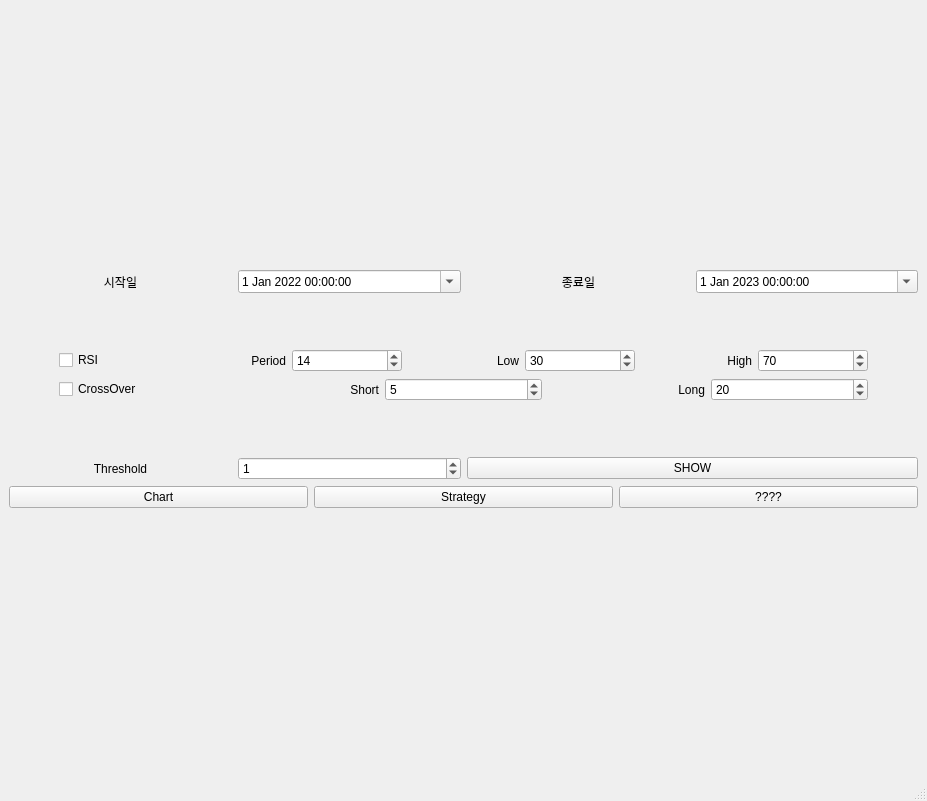
This is strategy-ui.ui in annakky/moneyMoney as Qt 5 draws it before an edit. The edited form follows.
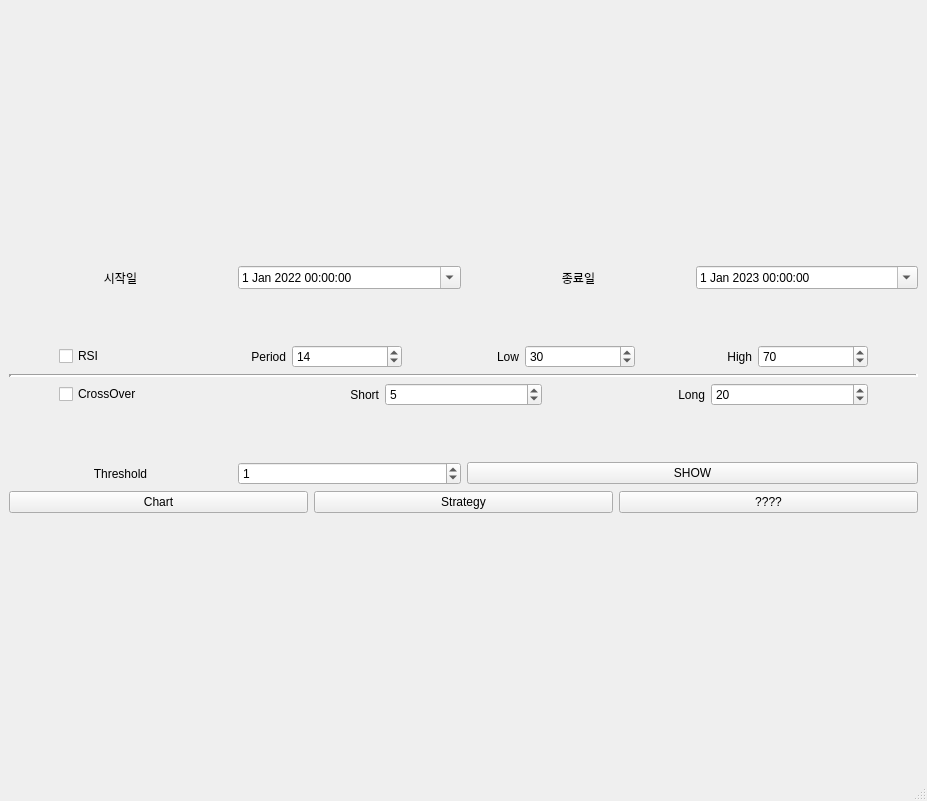
This is the edited form.

What changed in the file:
```diff
--- a/strategy-ui.ui
+++ b/strategy-ui.ui
@@ -195,6 +195,16 @@
           </item>
          </layout>
         </item>
+        <item>
+         <widget class="Line" name="line">
+          <property name="lineWidth">
+           <number>3</number>
+          </property>
+          <property name="orientation">
+           <enum>Qt::Horizontal</enum>
+          </property>
+         </widget>
+        </item>
         <item>
          <layout class="QVBoxLayout" name="verticalLayout_7">
           <item>
```
